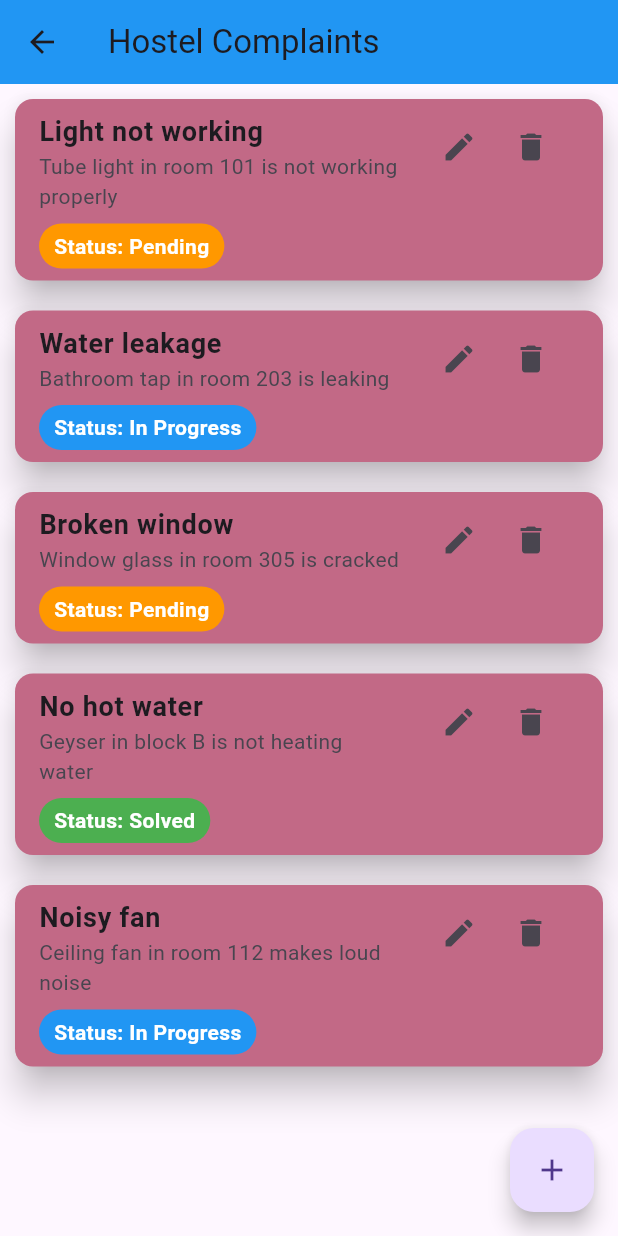
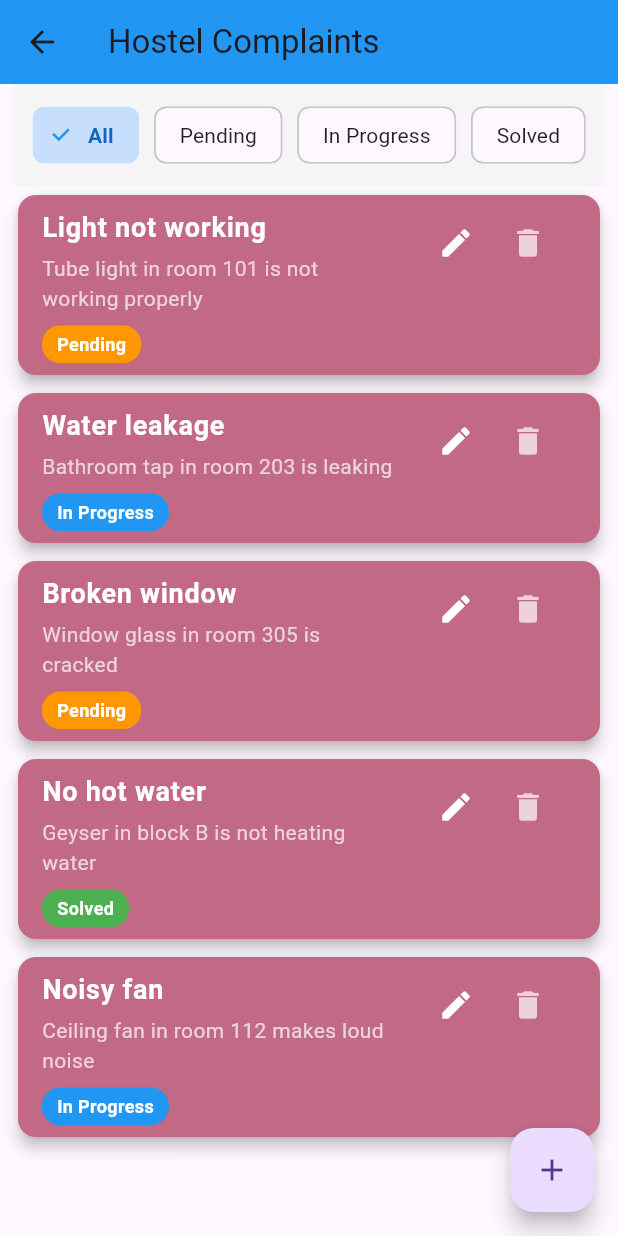
Before and after one commit to yashdipsinhvaghela01/flutter_hostel_issue_ressolution, a Flutter app: the screen it shows after launch, after a tap on "commplain List", on a phone screen of 412 x 824 dp. Run offline on Flutter 3.47's test engine with Material 3 defaults, Android fonts, the phone set to English and light mode, and no system bars.

Commit message:
added filter and some code fixe

```diff
--- a/lib/main.dart
+++ b/lib/main.dart
@@ -5,6 +5,7 @@ import 'widgets/Splash.dart';
 void main() {
   runApp(
     MaterialApp(
+      debugShowCheckedModeBanner: false,
       home: Scaffold(
         body: Splash(),
       ),
--- a/lib/widgets/listing.dart
+++ b/lib/widgets/listing.dart
@@ -1,4 +1,5 @@
 import 'package:flutter/material.dart';
+// Make sure this path exactly matches your file structure!
 import 'package:flutter_hostel_issue_resolution/widgets/add__edit.dart';
 
 class HostelApp extends StatelessWidget {
@@ -32,24 +33,29 @@ class ComplaintScreen extends StatefulWidget {
 }
 
 class _ComplaintScreenState extends State<ComplaintScreen> {
+  // Track active filter. Default is "All"
+  String currentFilter = "All";
 
-  void deleteComplaint(int index) {
+  void deleteComplaint(Complaint complaint) {
     setState(() {
-      widget.complaintList.removeAt(index);
+      widget.complaintList.remove(complaint);
     });
   }
 
+  // Fallback styling helper with normalized string checks
   Color getStatusColor(String status) {
-    if (status == "Pending") {
+    final normalized = status.trim().toLowerCase();
+    if (normalized == "pending") {
       return Colors.orange;
-    } else if (status == "In Progress") {
+    } else if (normalized == "in progress") {
       return Colors.blue;
     } else {
-      return Colors.green;
+      return Colors.green; // Default fallback for 'Solved' or completed
     }
   }
 
-  void navigateToAddEditScreen({Complaint? complaint, int? index}) async {
+  void navigateToAddEditScreen({Complaint? complaint}) async {
+    // Await the map data returning from your form screen
     final result = await Navigator.push(
       context,
       MaterialPageRoute(
@@ -59,20 +65,23 @@ class _ComplaintScreenState extends State<ComplaintScreen> {
       ),
     );
 
-    if (result != null) {
+    // Safeguard check to ensure data actually came back
+    if (result != null && result is Map) {
       setState(() {
         if (complaint == null) {
+          // Creating a new complaint safely extracting map string values
           widget.complaintList.add(
             Complaint(
-              title: result["title"],
-              description: result["description"],
-              status: result["status"],
+              title: result["title"] ?? "No Title",
+              description: result["description"] ?? "",
+              status: result["status"] ?? "Pending",
             ),
           );
         } else {
-         widget.complaintList[index!].title = result["title"];
-          widget.complaintList[index].description = result["description"];
-          widget.complaintList[index].status = result["status"];
+          // Modifying existing complaint object values directly
+          complaint.title = result["title"] ?? complaint.title;
+          complaint.description = result["description"] ?? complaint.description;
+          complaint.status = result["status"] ?? complaint.status;
         }
       });
     }
@@ -80,26 +89,73 @@ class _ComplaintScreenState extends State<ComplaintScreen> {
 
   @override
   Widget build(BuildContext context) {
+    // Normalizing strings ensures filters work even if case sizes vary (e.g. "Pending" vs "pending")
+    final filteredList = widget.complaintList.where((complaint) {
+      if (currentFilter == "All") return true;
+      return complaint.status.trim().toLowerCase() == currentFilter.trim().toLowerCase();
+    }).toList();
+
     return Scaffold(
       appBar: AppBar(
         title: const Text("Hostel Complaints"),
         backgroundColor: Colors.blue,
       ),
       floatingActionButton: FloatingActionButton(
-        onPressed: () {
-          navigateToAddEditScreen(); // Updated call
-        },
+        onPressed: () => navigateToAddEditScreen(),
         child: const Icon(Icons.add),
       ),
-      body: ListView.builder(
-        itemCount: widget.complaintList.length,
+      body: Column(
+        children: [
+          // Filter Chips Horizontal Bar
+          Container(
+            padding: const EdgeInsets.symmetric(vertical: 10, horizontal: 8),
+            color: Colors.grey[100],
+            child: SingleChildScrollView(
+              scrollDirection: Axis.horizontal,
+              child: Row(
+                children: ["All", "Pending", "In Progress", "Solved"].map((filterOpt) {
+                  final isSelected = currentFilter == filterOpt;
+                  return Padding(
+                    padding: const EdgeInsets.symmetric(horizontal: 5.0),
+                    child: ChoiceChip(
+                      label: Text(filterOpt),
+                      selected: isSelected,
+                      selectedColor: Colors.blue.withOpacity(0.25),
+                      checkmarkColor: Colors.blue,
+                      labelStyle: TextStyle(
+                        color: isSelected ? Colors.blue[800] : Colors.black87,
+                        fontWeight: isSelected ? FontWeight.bold : FontWeight.normal,
+                      ),
+                      onSelected: (bool selected) {
+                        setState(() {
+                          currentFilter = filterOpt;
+                        });
+                      },
+                    ),
+                  );
+                }).toList(),
+              ),
+            ),
+          ),
+
+          // Render the List dynamically
+          Expanded(
+            child: filteredList.isEmpty
+                ? const Center(
+                    child: Text(
+                      "No complaints here!",
+                      style: TextStyle(fontSize: 16, color: Colors.grey),
+                    ),
+                  )
+                : ListView.builder(
+                    itemCount: filteredList.length,
                     itemBuilder: (context, index) {
-          final data = widget.complaintList[index];
+                      final data = filteredList[index];
 
                       return Card(
                         color: const Color.fromARGB(255, 194, 105, 134),
-            margin: const EdgeInsets.all(10),
-            elevation: 10,
+                        margin: const EdgeInsets.symmetric(horizontal: 12, vertical: 6),
+                        elevation: 4,
                         child: ListTile(
                           isThreeLine: true,
                           title: Text(
@@ -107,27 +163,30 @@ class _ComplaintScreenState extends State<ComplaintScreen> {
                             style: const TextStyle(
                               fontSize: 18,
                               fontWeight: FontWeight.bold,
+                              color: Colors.white,
                             ),
                           ),
                           subtitle: Column(
                             crossAxisAlignment: CrossAxisAlignment.start,
                             children: [
-                  Text(data.description),
+                              const SizedBox(height: 4),
+                              Text(
+                                data.description,
+                                style: const TextStyle(color: Colors.white70),
+                              ),
                               const SizedBox(height: 8),
                               Container(
-                    padding: const EdgeInsets.symmetric(
-                      horizontal: 10,
-                      vertical: 5,
-                    ),
+                                padding: const EdgeInsets.symmetric(horizontal: 10, vertical: 4),
                                 decoration: BoxDecoration(
                                   color: getStatusColor(data.status),
-                      borderRadius: BorderRadius.circular(20),
+                                  borderRadius: BorderRadius.circular(12),
                                 ),
                                 child: Text(
-                      "Status: ${data.status}",
+                                  data.status,
                                   style: const TextStyle(
                                     color: Colors.white,
                                     fontWeight: FontWeight.bold,
+                                    fontSize: 12,
                                   ),
                                 ),
                               ),
@@ -137,19 +196,12 @@ class _ComplaintScreenState extends State<ComplaintScreen> {
                             mainAxisSize: MainAxisSize.min,
                             children: [
                               IconButton(
-                    icon: const Icon(Icons.edit),
-                    onPressed: () {
-                      navigateToAddEditScreen( // Updated call
-                        complaint: widget.complaintList[index],
-                        index: index,
-                      );
-                    },
+                                icon: const Icon(Icons.edit, color: Colors.white),
+                                onPressed: () => navigateToAddEditScreen(complaint: data),
                               ),
                               IconButton(
-                    icon: const Icon(Icons.delete),
-                    onPressed: () {
-                      deleteComplaint(index);
-                    },
+                                icon: const Icon(Icons.delete, color: Colors.white70),
+                                onPressed: () => deleteComplaint(data),
                               ),
                             ],
                           ),
@@ -157,6 +209,9 @@ class _ComplaintScreenState extends State<ComplaintScreen> {
                       );
                     },
                   ),
+          ),
+        ],
+      ),
     );
   }
 }
```
Also changed, not shown: lib/widgets/fragment_holder.dart (+14 -6 lines). Lines whose indentation alone changed are shown as unchanged.
